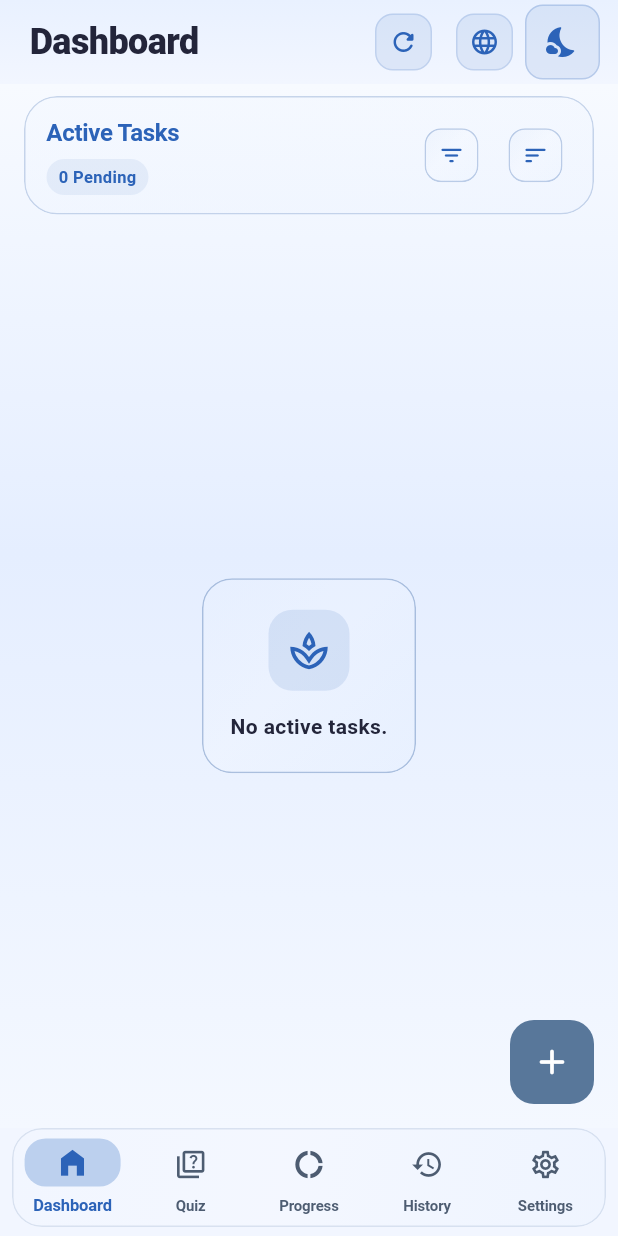
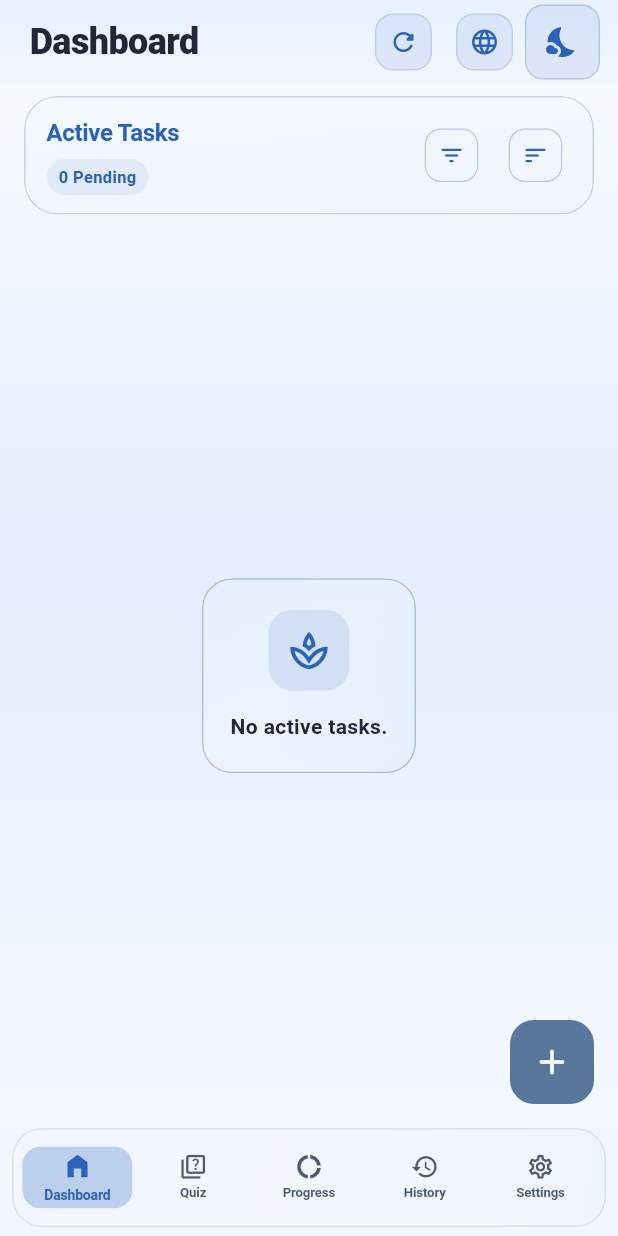
Before and after one commit to Mahdiware/hifdh, a Flutter app: the screen it shows after launch, on a phone screen of 412 x 824 dp. Run offline on Flutter 3.47's test engine with Material 3 defaults, Android fonts, the phone set to English and light mode, and no system bars; our stand-ins replace file_picker, package_info_plus, pdf, printing, shared_preferences, sqflite and 3 more; accounts and stored records are empty.

Commit message:
refactor(main_screen): enhance bottom navigation bar with custom items and improved layout

```diff
--- a/lib/navigation/main_screen.dart
+++ b/lib/navigation/main_screen.dart
@@ -32,6 +32,7 @@ class _MainScreenState extends State<MainScreen> {
   ];
 
   void _onItemTapped(int index) {
+    if (_selectedIndex == index) return;
     setState(() {
       _selectedIndex = index;
       _loadedPageIndices.add(index);
@@ -52,12 +53,6 @@ class _MainScreenState extends State<MainScreen> {
       default:
         return "";
     }
-  }
-
-  String _compactNavLabel(String text) {
-    const maxChars = 10;
-    if (text.length <= maxChars) return text;
-    return '${text.substring(0, maxChars - 1)}…';
   }
 
   bool _isLowMemoryDevice(BuildContext context) {
@@ -96,12 +91,36 @@ class _MainScreenState extends State<MainScreen> {
     final navIndicatorColor = isDark
         ? Colors.white.withValues(alpha: 0.18)
         : const Color(0xFFBCD0EE);
+    final navItems = <_BottomNavItemData>[
+      _BottomNavItemData(
+        icon: Icons.home_outlined,
+        selectedIcon: Icons.home_filled,
+        label: l10n.dashboard,
+      ),
+      _BottomNavItemData(
+        icon: Icons.quiz_outlined,
+        selectedIcon: Icons.quiz,
+        label: l10n.quiz,
+      ),
+      _BottomNavItemData(
+        icon: Icons.donut_large_outlined,
+        selectedIcon: Icons.donut_large,
+        label: l10n.progress,
+      ),
+      _BottomNavItemData(
+        icon: Icons.history_outlined,
+        selectedIcon: Icons.history,
+        label: l10n.history,
+      ),
+      _BottomNavItemData(
+        icon: Icons.settings_outlined,
+        selectedIcon: Icons.settings,
+        label: l10n.settings,
+      ),
+    ];
     final lowMemoryMode = _isLowMemoryDevice(context);
     final mediaQuery = MediaQuery.of(context);
-    final bottomInset = mediaQuery.padding.bottom;
-    const navHeight = 64.0;
-    const navHorizontalInset = 8.0;
-    final navBottomInset = bottomInset > 0 ? 2.0 : 6.0;
+    const navHeight = 56.0;
     final navMediaQuery = mediaQuery.copyWith(
       textScaler: TextScaler.linear(navTextScale),
     );
@@ -215,15 +234,11 @@ class _MainScreenState extends State<MainScreen> {
                     children: _buildLazyPages(),
                   ),
           ),
-          bottomNavigationBar: Padding(
-            padding: EdgeInsets.fromLTRB(
-              navHorizontalInset,
-              0,
-              navHorizontalInset,
-              navBottomInset,
-            ),
+          bottomNavigationBar: SafeArea(
+            top: false,
+            minimum: const EdgeInsets.fromLTRB(8, 0, 8, 6),
             child: LiquidGlass(
-              padding: EdgeInsets.zero,
+              padding: const EdgeInsets.symmetric(horizontal: 4, vertical: 4),
               blur: 20,
               borderRadius: BorderRadius.circular(20),
               tint: isDark
@@ -243,65 +258,20 @@ class _MainScreenState extends State<MainScreen> {
               ],
               child: MediaQuery(
                 data: navMediaQuery,
-                child: NavigationBarTheme(
-                  data: NavigationBarThemeData(
-                    iconTheme: WidgetStateProperty.resolveWith((states) {
-                      final selected = states.contains(WidgetState.selected);
-                      return IconThemeData(
-                        color: selected ? navSelectedColor : navUnselectedColor,
-                        size: selected ? 23 : 22,
+                child: SizedBox(
+                  height: navHeight,
+                  child: Row(
+                    children: List.generate(navItems.length, (index) {
+                      final item = navItems[index];
+                      return _BottomNavItem(
+                        data: item,
+                        selected: _selectedIndex == index,
+                        selectedColor: navSelectedColor,
+                        unselectedColor: navUnselectedColor,
+                        indicatorColor: navIndicatorColor,
+                        onTap: () => _onItemTapped(index),
                       );
                     }),
-                    labelTextStyle: WidgetStateProperty.resolveWith((states) {
-                      final selected = states.contains(WidgetState.selected);
-                      return TextStyle(
-                        fontSize: selected ? 11 : 10,
-                        fontWeight: selected
-                            ? FontWeight.w700
-                            : FontWeight.w600,
-                        letterSpacing: -0.1,
-                        color: selected ? navSelectedColor : navUnselectedColor,
-                      );
-                    }),
-                    indicatorShape: RoundedRectangleBorder(
-                      borderRadius: BorderRadius.circular(14),
-                    ),
-                  ),
-                  child: NavigationBar(
-                    height: navHeight,
-                    backgroundColor: Colors.transparent,
-                    selectedIndex: _selectedIndex,
-                    onDestinationSelected: _onItemTapped,
-                    labelBehavior:
-                        NavigationDestinationLabelBehavior.alwaysShow,
-                    indicatorColor: navIndicatorColor,
-                    destinations: [
-                      NavigationDestination(
-                        icon: const Icon(Icons.home_outlined),
-                        selectedIcon: const Icon(Icons.home_filled),
-                        label: _compactNavLabel(l10n.dashboard),
-                      ),
-                      NavigationDestination(
-                        icon: const Icon(Icons.quiz_outlined),
-                        selectedIcon: const Icon(Icons.quiz),
-                        label: _compactNavLabel(l10n.quiz),
-                      ),
-                      NavigationDestination(
-                        icon: const Icon(Icons.donut_large_outlined),
-                        selectedIcon: const Icon(Icons.donut_large),
-                        label: _compactNavLabel(l10n.progress),
-                      ),
-                      NavigationDestination(
-                        icon: const Icon(Icons.history_outlined),
-                        selectedIcon: const Icon(Icons.history),
-                        label: _compactNavLabel(l10n.history),
-                      ),
-                      NavigationDestination(
-                        icon: const Icon(Icons.settings_outlined),
-                        selectedIcon: const Icon(Icons.settings),
-                        label: _compactNavLabel(l10n.settings),
-                      ),
-                    ],
                   ),
                 ),
               ),
@@ -312,3 +282,96 @@ class _MainScreenState extends State<MainScreen> {
     );
   }
 }
+
+class _BottomNavItemData {
+  final IconData icon;
+  final IconData selectedIcon;
+  final String label;
+
+  const _BottomNavItemData({
+    required this.icon,
+    required this.selectedIcon,
+    required this.label,
+  });
+}
+
+class _BottomNavItem extends StatelessWidget {
+  final _BottomNavItemData data;
+  final bool selected;
+  final Color selectedColor;
+  final Color unselectedColor;
+  final Color indicatorColor;
+  final VoidCallback onTap;
+
+  const _BottomNavItem({
+    required this.data,
+    required this.selected,
+    required this.selectedColor,
+    required this.unselectedColor,
+    required this.indicatorColor,
+    required this.onTap,
+  });
+
+  @override
+  Widget build(BuildContext context) {
+    final iconColor = selected ? selectedColor : unselectedColor;
+
+    return Expanded(
+      child: Semantics(
+        button: true,
+        selected: selected,
+        label: data.label,
+        child: Material(
+          color: Colors.transparent,
+          child: InkWell(
+            borderRadius: BorderRadius.circular(12),
+            onTap: onTap,
+            child: AnimatedContainer(
+              duration: const Duration(milliseconds: 220),
+              curve: Curves.easeOutCubic,
+              margin: const EdgeInsets.symmetric(horizontal: 2, vertical: 2),
+              padding: const EdgeInsets.symmetric(horizontal: 4, vertical: 3),
+              decoration: BoxDecoration(
+                color: selected ? indicatorColor : Colors.transparent,
+                borderRadius: BorderRadius.circular(12),
+              ),
+              child: Column(
+                mainAxisAlignment: MainAxisAlignment.center,
+                mainAxisSize: MainAxisSize.min,
+                children: [
+                  Icon(
+                    selected ? data.selectedIcon : data.icon,
+                    color: iconColor,
+                    size: selected ? 20 : 19,
+                  ),
+                  const SizedBox(height: 2),
+                  SizedBox(
+                    height: 13,
+                    child: Center(
+                      child: FittedBox(
+                        fit: BoxFit.scaleDown,
+                        child: Text(
+                          data.label,
+                          maxLines: 1,
+                          overflow: TextOverflow.visible,
+                          style: TextStyle(
+                            fontSize: selected ? 10 : 9.5,
+                            fontWeight: selected
+                                ? FontWeight.w700
+                                : FontWeight.w600,
+                            letterSpacing: -0.1,
+                            color: iconColor,
+                          ),
+                        ),
+                      ),
+                    ),
+                  ),
+                ],
+              ),
+            ),
+          ),
+        ),
+      ),
+    );
+  }
+}
```
